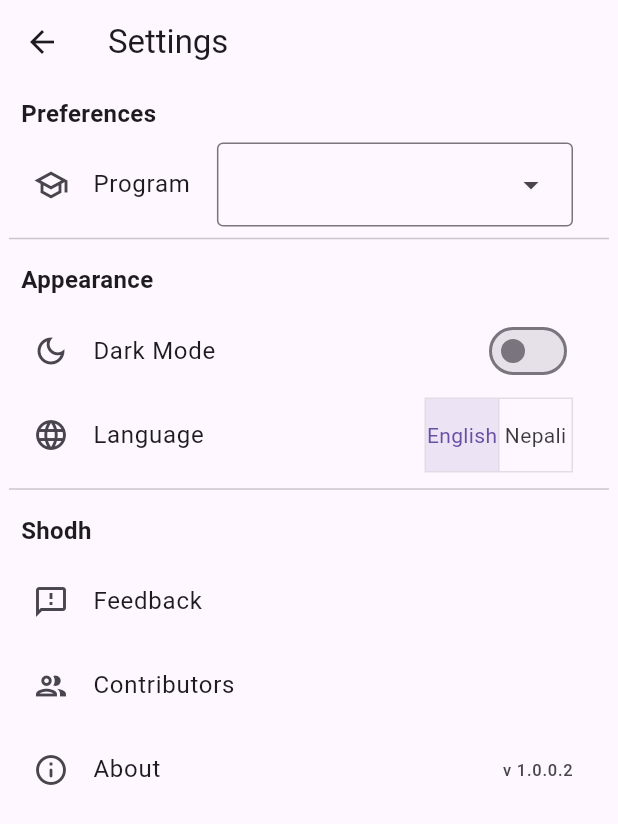
After one commit to rizanB/past_qns, a Flutter app: the SettingScreen screen opened directly, after a tap on "English", on a phone screen of 412 x 824 dp. The commit adds this screen. Shown: the top 824 px of the screen. Run offline on Flutter 3.47's test engine with Material 3 defaults, Android fonts, the phone set to English and light mode, and no system bars; our stand-ins replace salomon_bottom_bar.

Commit message:
feat: design setting screen

```diff
--- a/lib/main.dart
+++ b/lib/main.dart
@@ -1,5 +1,6 @@
 import 'package:flutter/material.dart';
 import 'package:past_qns/providers/relevant_courses_provider.dart';
+import 'package:past_qns/screens/setting_screen.dart';
 import 'package:provider/provider.dart';
 import 'screens/home_screen.dart';
 
@@ -15,8 +16,9 @@ class MyApp extends StatelessWidget {
     return MaterialApp(
       debugShowCheckedModeBanner: false,
       home: ChangeNotifierProvider(
-        create: (context) => RelevantCoursesProvider(),
-        child: const HomeScreen()),
+          create: (context) => RelevantCoursesProvider(),
+          // child: const HomeScreen()),
+          child: HomeScreen()),
     );
   }
 }
--- /dev/null
+++ b/lib/screens/setting_screen.dart
@@ -0,0 +1,159 @@
+import 'package:flutter/material.dart';
+
+class SettingScreen extends StatefulWidget {
+  const SettingScreen({super.key});
+
+  @override
+  State<SettingScreen> createState() => _SettingScreenState();
+}
+
+class _SettingScreenState extends State<SettingScreen> {
+  List<bool> isSelected = [true, false];
+  bool _isDark = false;
+
+  final _programOptions = [
+    const DropdownMenuEntry(value: "tu_msc_biotech_3rd_sem", label: "tu msc bt 3rd sem"),
+    const DropdownMenuEntry(value: "tu_bsc_micro_3rd_yr", label: "tu bsc micro 3rd yr"),
+    const DropdownMenuEntry(value: "tu_msc_chem_3rd_sem", label: "tu msc chem 3rd sem")
+
+  ];
+
+
+  @override
+  Widget build(BuildContext context) {
+    return Theme(
+      data: _isDark ? ThemeData.dark() : ThemeData.light(),
+      child: Scaffold(
+        appBar: AppBar(
+          title: const Text("Settings"),
+        ),
+        body: Center(
+          child: Container(
+            constraints: const BoxConstraints(maxWidth: 400),
+            child: ListView(
+              children: [
+                 _SingleSection(
+                  title: "Preferences",
+                  children: [
+                    _CustomListTile(
+                      title: "Program",
+                      icon: Icons.school_outlined,
+                      trailing: DropdownMenu(
+                          dropdownMenuEntries: _programOptions,
+                          onSelected: (value){
+                            // update selected program state
+                          },
+                    )
+
+                ),
+                const Divider(),
+                _SingleSection(
+                  title: "Appearance",
+                  children: [
+                    _CustomListTile(
+                        title: "Dark Mode",
+                        icon: Icons.dark_mode_outlined,
+                        trailing: Switch(
+                            value: _isDark,
+
+                            // update app state when dark mode toggled
+                            onChanged: (value) {
+                              setState(() {
+                                _isDark = value;
+                              });
+                            })),
+                    _CustomListTile(
+                      title: "Language",
+                      icon: Icons.language_outlined,
+                      trailing: ToggleButtons(
+                        isSelected: isSelected,
+                        onPressed: (int index) {
+                          setState(() {
+                            for (int buttonIndex = 0;
+                                buttonIndex < isSelected.length;
+                                buttonIndex++) {
+                              if (buttonIndex == index) {
+                                isSelected[buttonIndex] = true;
+                              } else {
+                                isSelected[buttonIndex] = false;
+                              }
+                            }
+                          });
+                        },
+                        children: <Widget>[Text("English"), Text("Nepali")],
+                      ),
+                    ),
+                  ],
+                ),
+                const Divider(),
+                const _SingleSection(
+                  title: "Shodh",
+                  children: [
+                    _CustomListTile(
+                        title: "Feedback", icon: Icons.feedback_outlined),
+                    _CustomListTile(
+                        title: "Contributors", icon: Icons.people_outlined),
+                    _CustomListTile(
+                      title: "About",
+                      icon: Icons.info_outline_rounded,
+                      trailing: Text("v 1.0.0.2"),
+                    ),
+                  ],
+                ),
+              ],
+            ),
+          ]),
+
+        ),
+      ),
+    ));
+  }
+}
+
+class _CustomListTile extends StatelessWidget {
+  final String title;
+  final IconData icon;
+  final Widget? trailing;
+  const _CustomListTile(
+      {required this.title, required this.icon, this.trailing});
+
+  @override
+  Widget build(BuildContext context) {
+    return ListTile(
+      title: Text(title),
+      leading: Icon(icon),
+      trailing: trailing,
+      onTap: () {},
+    );
+  }
+}
+
+class _SingleSection extends StatelessWidget {
+  final String? title;
+  final List<Widget> children;
+  const _SingleSection({
+    this.title,
+    required this.children,
+  });
+
+  @override
+  Widget build(BuildContext context) {
+    return Column(
+      mainAxisAlignment: MainAxisAlignment.start,
+      crossAxisAlignment: CrossAxisAlignment.start,
+      children: [
+        if (title != null)
+          Padding(
+            padding: const EdgeInsets.all(8.0),
+            child: Text(
+              title!,
+              style: const TextStyle(fontSize: 16, fontWeight: FontWeight.bold),
+            ),
+          ),
+        Column(
+          children: children,
+        ),
+      ],
+    );
+  }
+}
--- a/pubspec.yaml
+++ b/pubspec.yaml
@@ -36,6 +36,7 @@ dependencies:
   # Use with the CupertinoIcons class for iOS style icons.
   cupertino_icons: ^1.0.6
   provider: ^6.1.2
+  salomon_bottom_bar: ^3.3.2
 
 dev_dependencies:
   flutter_test:
```
Also changed, not shown: lib/providers/question_provider.dart (+10 -3 lines), lib/providers/theme_provider.dart (+10 -0 lines), lib/screens/change_program_screen.dart (deleted, +0 -10 lines), lib/screens/home_screen.dart (+24 -11 lines), lib/widgets/bottom_navbar.dart (added, +55 -0 lines), lib/providers/language_provider.dart (added), pubspec.lock.
